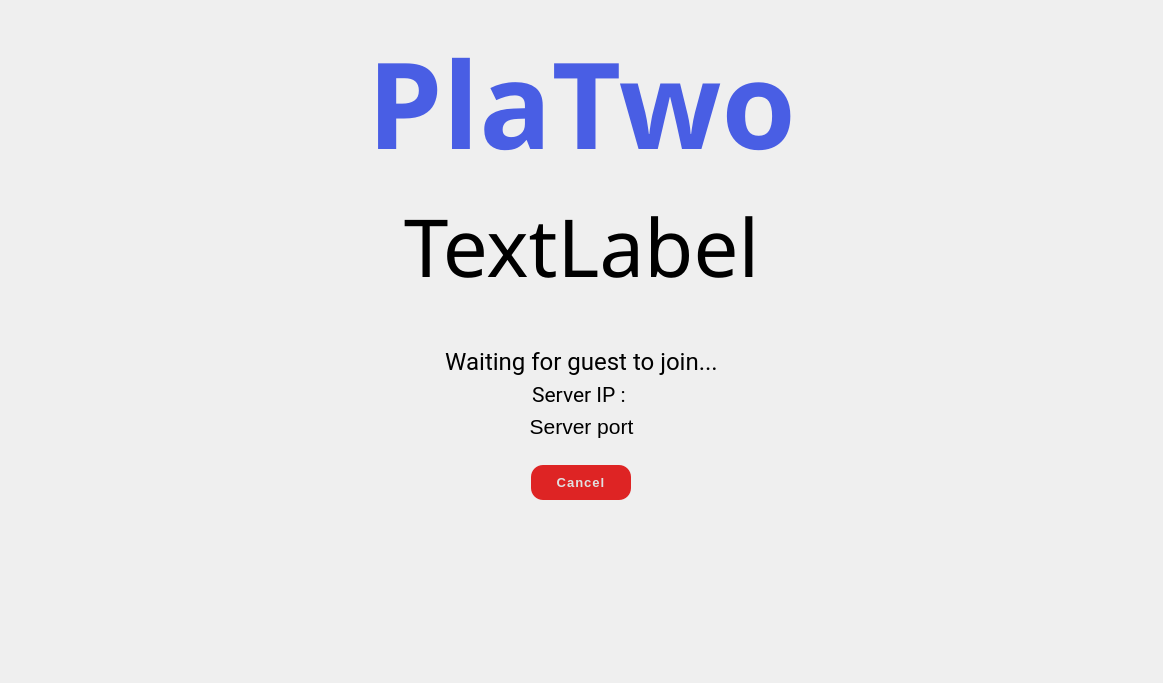
Old version of the form UI/Network/host_page.ui in the repository PlaTwo-project/PlaTwo.
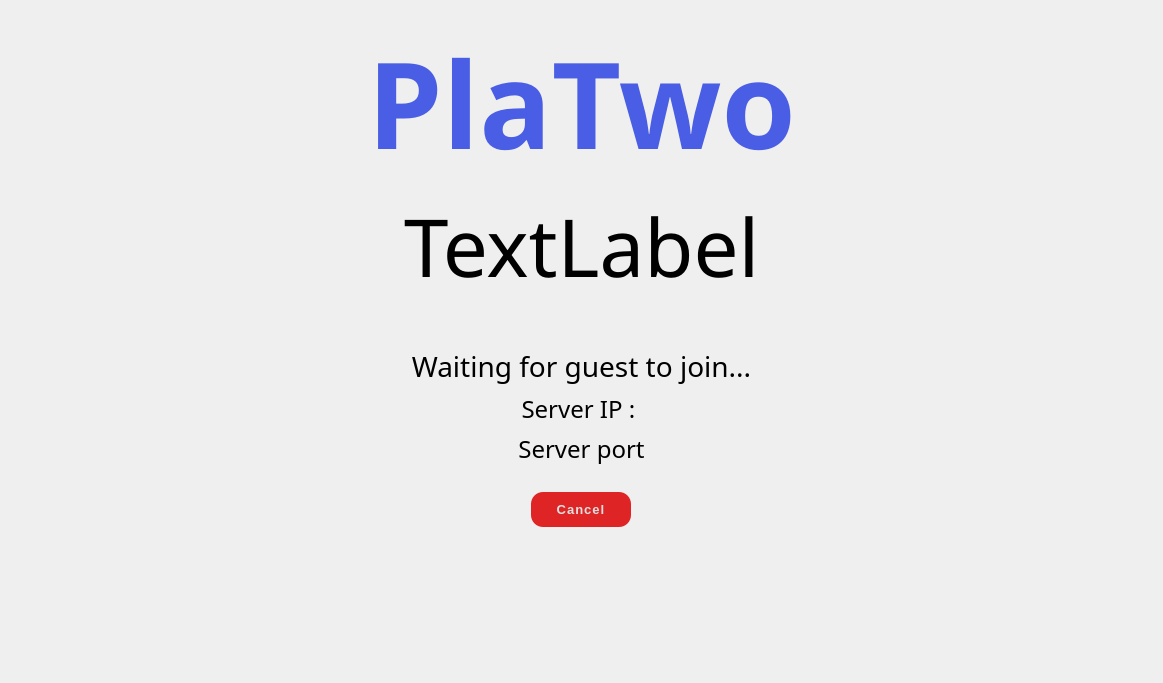
New version of the form. The open tabs and pages were chosen to show the change.

Patch:
```diff
--- a/UI/Network/host_page.ui
+++ b/UI/Network/host_page.ui
@@ -426,8 +426,8 @@
         <widget class="QLabel" name="label_server_IP">
          <property name="font">
           <font>
-           <family>Roboto</family>
-           <pointsize>16</pointsize>
+           <family>Bauhaus LT Medium</family>
+           <pointsize>18</pointsize>
           </font>
          </property>
          <property name="text">
@@ -442,8 +442,8 @@
         <widget class="QLabel" name="label_2">
          <property name="font">
           <font>
-           <family>Roboto</family>
-           <pointsize>18</pointsize>
+           <family>Bauhaus LT Medium</family>
+           <pointsize>21</pointsize>
            <italic>false</italic>
            <bold>false</bold>
           </font>
@@ -545,8 +545,8 @@
         <widget class="QLabel" name="label_server_port">
          <property name="font">
           <font>
-           <family>Segoe UI</family>
-           <pointsize>16</pointsize>
+           <family>Bauhaus LT Medium</family>
+           <pointsize>18</pointsize>
            <bold>false</bold>
           </font>
          </property>
```
Left out of the diff: 11 changed lines with no effect on the pictures.
